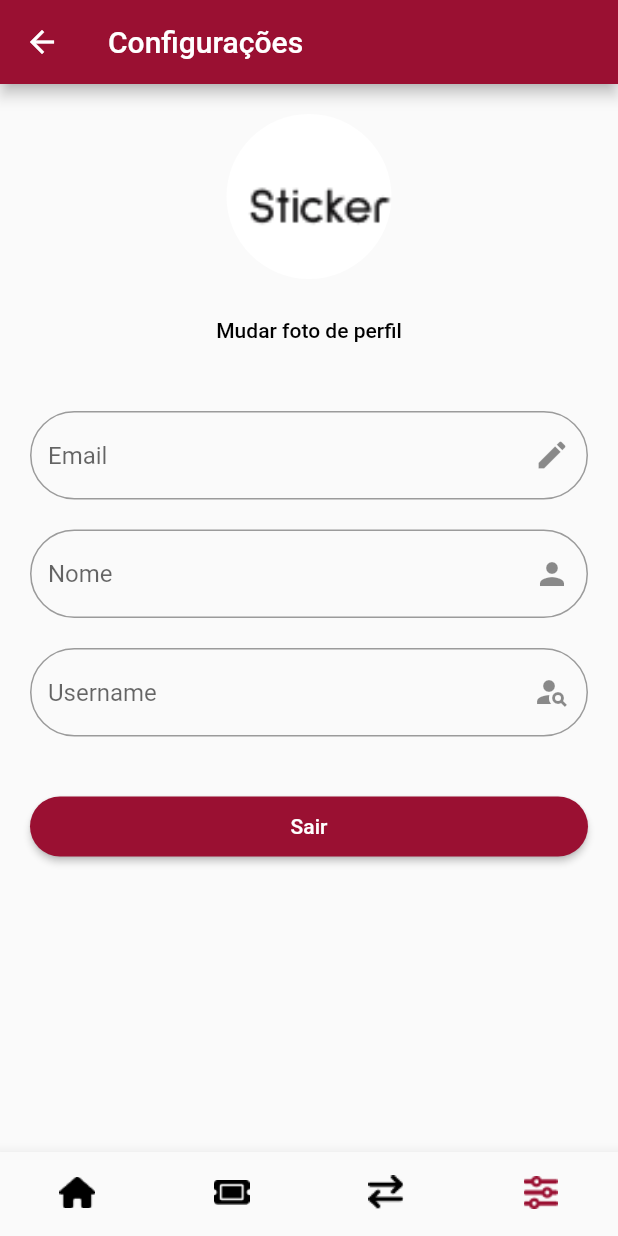
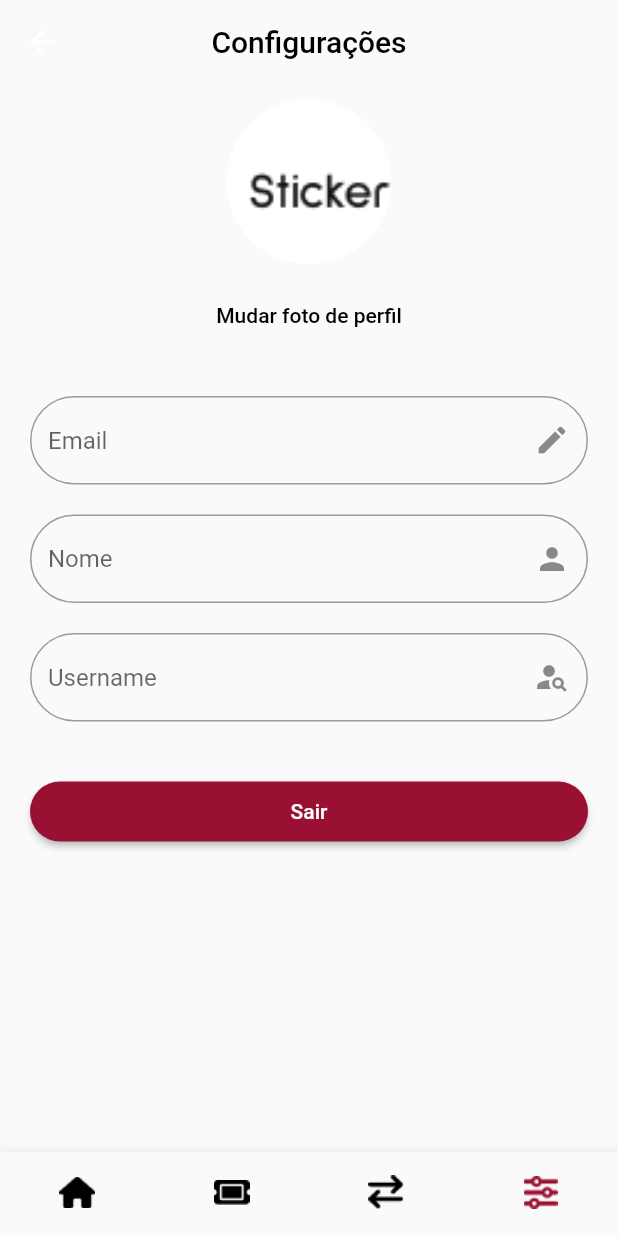
Before and after one commit to ritallopes/sticker_swap_client, a Flutter app: the HomeScreen screen opened by its route, item 4 of the bottom bar chosen, on a phone screen of 412 x 824 dp. Run offline on Flutter 3.47's test engine with Material 2 defaults, Android fonts, the phone set to English and light mode, and no system bars; our stand-ins replace cloud_firestore, dio, firebase_auth, firebase_core, flutter_modular, flutter_speed_dial and 2 more; missing offline and left inert: flutter_barcode_scanner; accounts and stored records are empty; statements that could not run were skipped.

Commit message:
Mudanças de layout

```diff
--- a/lib/src/modules/chat/domain/usecases/get_chats.dart
+++ b/lib/src/modules/chat/domain/usecases/get_chats.dart
@@ -31,7 +31,7 @@ class GetChatsImpl implements IGetChats{
             id: doc.id,
             name: map["name"],
             image: map["image"],
-            lastMessage: MessageSimple(id: 0, idSender: "s", message: "Nova mensagem"))
+            lastMessage: MessageSimple(id: 0, idSender: "s", message: map["username"]))
         );
       }
 
--- a/lib/src/modules/chat/presenter/widgets/search_chat.dart
+++ b/lib/src/modules/chat/presenter/widgets/search_chat.dart
@@ -12,7 +12,7 @@ class SearchChat extends StatelessWidget {
   @override
   Widget build(BuildContext context) {
     return Padding(
-      padding: const EdgeInsets.all(20),
+      padding: const EdgeInsets.fromLTRB(15,0,15,15),
       child: TextField(
         controller: controller,
         decoration: InputDecoration(
--- a/lib/src/modules/settings/presenter/settings_screen.dart
+++ b/lib/src/modules/settings/presenter/settings_screen.dart
@@ -28,15 +28,19 @@ class _SettingsScreenState extends ModularState<SettingsScreen, SettingsBloc> {
     return Expanded(
         child: Scaffold(
             appBar: AppBar(
-              title: const Text('Configurações'),
+              elevation: 0.0,
+              backgroundColor: Colors.transparent,
+              title: const Text('Configurações', style: TextStyle(color: Colors.black),),
+              centerTitle: true,
             ),
+
             body: SingleChildScrollView(
               child: Column(
                 mainAxisAlignment: MainAxisAlignment.center,
                 mainAxisSize: MainAxisSize.max,
                 children: <Widget>[
                   Padding(
-                    padding: const EdgeInsets.only(top: 20),
+                    padding: const EdgeInsets.only(top: 10),
                     child: buildProfileImage(),
                   ),
                   Container(
```
Also changed, not shown: lib/src/modules/chat/presenter/chat_screen.dart (+8 -1 lines).
